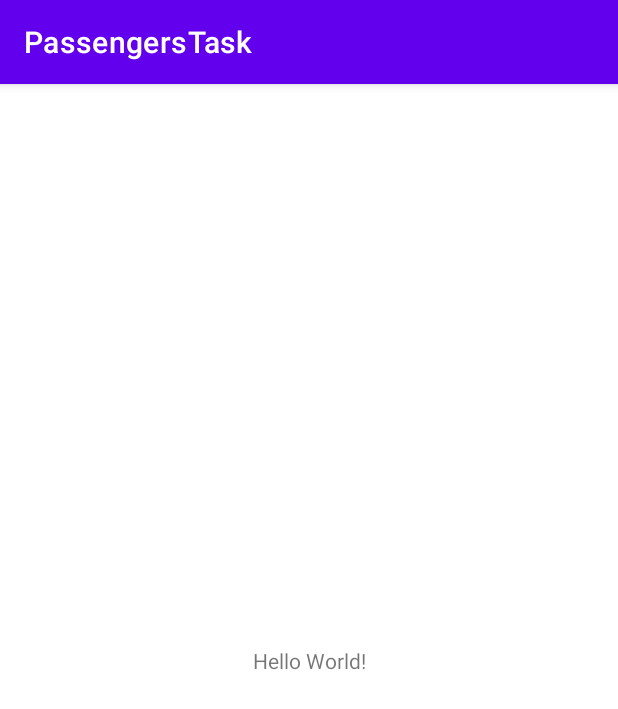
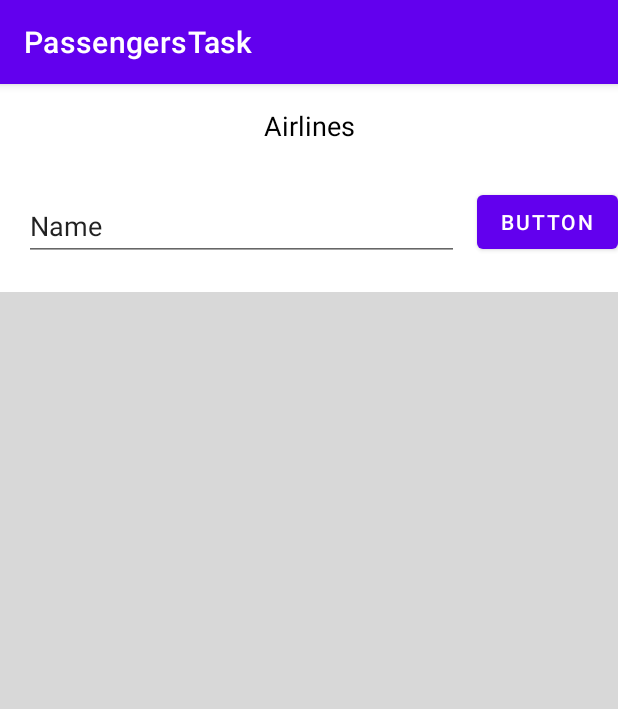
Before and after one commit to Amlsakr/Passengers-Task, an Android app: the screen it shows after launch (MainActivity), on a phone screen of 412 x 824 dp. Shown: the top 709 px of the screen. Run offline under Robolectric (Android 15) with nearby library versions, the phone set to English and light mode, and no system bars; our stand-ins replace sdp/ssp sizes; 2 statements that could not run were skipped.

Commit message:
Splash screen + home design

```diff
--- a/app/src/main/res/layout/activity_main.xml
+++ b/app/src/main/res/layout/activity_main.xml
@@ -6,13 +6,19 @@
     android:layout_height="match_parent"
     tools:context=".MainActivity">
 
-    <TextView
-        android:layout_width="wrap_content"
-        android:layout_height="wrap_content"
-        android:text="Hello World!"
+    <fragment
+        android:id="@+id/myNavHostFragment"
+        android:name="androidx.navigation.fragment.NavHostFragment"
+        android:layout_width="match_parent"
+        android:layout_height="match_parent"
+        app:defaultNavHost="true"
         app:layout_constraintBottom_toBottomOf="parent"
-        app:layout_constraintLeft_toLeftOf="parent"
-        app:layout_constraintRight_toRightOf="parent"
-        app:layout_constraintTop_toTopOf="parent" />
+        app:layout_constraintEnd_toEndOf="parent"
+        app:layout_constraintHorizontal_bias="0.594"
+        app:layout_constraintStart_toStartOf="parent"
+        app:layout_constraintTop_toTopOf="parent"
+        app:navGraph="@navigation/nav_graph">
+
+    </fragment>
 
 </androidx.constraintlayout.widget.ConstraintLayout>
--- a/app/src/main/res/layout/fragment_home.xml
+++ b/app/src/main/res/layout/fragment_home.xml
@@ -1,14 +1,69 @@
 <?xml version="1.0" encoding="utf-8"?>
-<FrameLayout xmlns:android="http://schemas.android.com/apk/res/android"
+<androidx.constraintlayout.widget.ConstraintLayout
+    xmlns:android="http://schemas.android.com/apk/res/android"
+    xmlns:app="http://schemas.android.com/apk/res-auto"
     xmlns:tools="http://schemas.android.com/tools"
     android:layout_width="match_parent"
     android:layout_height="match_parent"
     tools:context=".view.HomeFragment">
 
-    <!-- TODO: Update blank fragment layout -->
-    <TextView
+    <androidx.appcompat.widget.Toolbar
+        android:id="@+id/toolbar"
         android:layout_width="match_parent"
-        android:layout_height="match_parent"
-        android:text="@string/hello_blank_fragment" />
+        android:layout_height="wrap_content"
+        android:background="?attr/colorPrimary"
+        android:backgroundTint="@color/white"
+        android:minHeight="?attr/actionBarSize"
+        app:layout_constraintStart_toStartOf="parent"
+        app:layout_constraintTop_toTopOf="parent">
 
-</FrameLayout>
+        <TextView
+            android:layout_width="wrap_content"
+            android:layout_height="wrap_content"
+            android:gravity="center_horizontal"
+            android:text="@string/airlines"
+            android:layout_gravity="center"
+            android:textColor="@color/black"
+            android:textSize="@dimen/_14ssp"
+
+
+            />
+
+    </androidx.appcompat.widget.Toolbar>
+
+    <EditText
+        android:id="@+id/editTextTextPersonName"
+        android:layout_width="290dp"
+        android:layout_height="46dp"
+        android:layout_marginStart="16dp"
+        android:layout_marginTop="16dp"
+        android:ems="10"
+        android:inputType="textPersonName"
+        android:text="Name"
+        app:layout_constraintStart_toStartOf="parent"
+        app:layout_constraintTop_toBottomOf="@+id/toolbar" />
+
+    <Button
+        android:id="@+id/button"
+        android:layout_width="wrap_content"
+        android:layout_height="wrap_content"
+        android:layout_marginTop="12dp"
+        android:text="Button"
+        app:layout_constraintEnd_toEndOf="parent"
+        app:layout_constraintHorizontal_bias="1.0"
+        app:layout_constraintStart_toEndOf="@+id/editTextTextPersonName"
+        app:layout_constraintTop_toBottomOf="@+id/toolbar" />
+
+    <androidx.recyclerview.widget.RecyclerView
+        android:layout_width="match_parent"
+        android:layout_height="0dp"
+        android:id="@+id/recyclerView"
+        app:layout_constraintBottom_toBottomOf="parent"
+        app:layout_constraintEnd_toEndOf="parent"
+        android:layout_marginTop="@dimen/_16sdp"
+        app:layout_constraintStart_toStartOf="parent"
+       android:background="#D8D8D8"
+        app:layout_constraintTop_toBottomOf="@+id/editTextTextPersonName" />
+
+
+</androidx.constraintlayout.widget.ConstraintLayout>
--- /dev/null
+++ b/app/src/main/res/navigation/nav_graph.xml
@@ -0,0 +1,31 @@
+<?xml version="1.0" encoding="utf-8"?>
+<navigation xmlns:android="http://schemas.android.com/apk/res/android"
+    xmlns:app="http://schemas.android.com/apk/res-auto"
+    xmlns:tools="http://schemas.android.com/tools"
+    android:id="@+id/nav_graph"
+    app:startDestination="@id/splashScreenFragment">
+
+    <fragment
+        android:id="@+id/splashScreenFragment"
+        android:name="com.example.passengerstask.view.SplashScreenFragment"
+        android:label="fragment_splash_screen"
+        tools:layout="@layout/fragment_splash_screen" >
+        <action
+            android:id="@+id/action_splashScreenFragment_to_homeFragment"
+            app:destination="@id/homeFragment" />
+    </fragment>
+    <fragment
+        android:id="@+id/homeFragment"
+        android:name="com.example.passengerstask.view.HomeFragment"
+        android:label="fragment_home"
+        tools:layout="@layout/fragment_home" >
+        <action
+            android:id="@+id/action_homeFragment_to_detailsFragment"
+            app:destination="@id/detailsFragment" />
+    </fragment>
+    <fragment
+        android:id="@+id/detailsFragment"
+        android:name="com.example.passengerstask.view.DetailsFragment"
+        android:label="fragment_details"
+        tools:layout="@layout/fragment_details" />
+</navigation>
--- a/app/src/main/res/values/strings.xml
+++ b/app/src/main/res/values/strings.xml
@@ -2,4 +2,6 @@
     <string name="app_name">PassengersTask</string>
     <!-- TODO: Remove or change this placeholder text -->
     <string name="hello_blank_fragment">Hello blank fragment</string>
+    <string name="welcomeMessage">Welcome to Passengers App</string>
+    <string name="airlines">Airlines</string>
 </resources>
--- a/app/src/main/res/values/themes.xml
+++ b/app/src/main/res/values/themes.xml
@@ -13,4 +13,10 @@
         <item name="android:statusBarColor" tools:targetApi="l">?attr/colorPrimaryVariant</item>
         <!-- Customize your theme here. -->
     </style>
+
+    <!-- This configures the styles for the title within the Toolbar  -->
+    <style name="Toolbar.TitleText" parent="TextAppearance.Widget.AppCompat.Toolbar.Title">
+    <item name="android:textSize">21sp</item>
+    <item name="android:textStyle">italic</item>
+    </style>
 </resources>
```
Also changed, not shown: app/build.gradle (+7 -0 lines), app/src/main/java/com/example/passengerstask/view/HomeFragment.kt (+3 -35 lines), app/src/main/java/com/example/passengerstask/view/SplashScreenFragment.kt (+14 -37 lines), app/src/main/res/layout/fragment_splash_screen.xml (+13 -5 lines).
